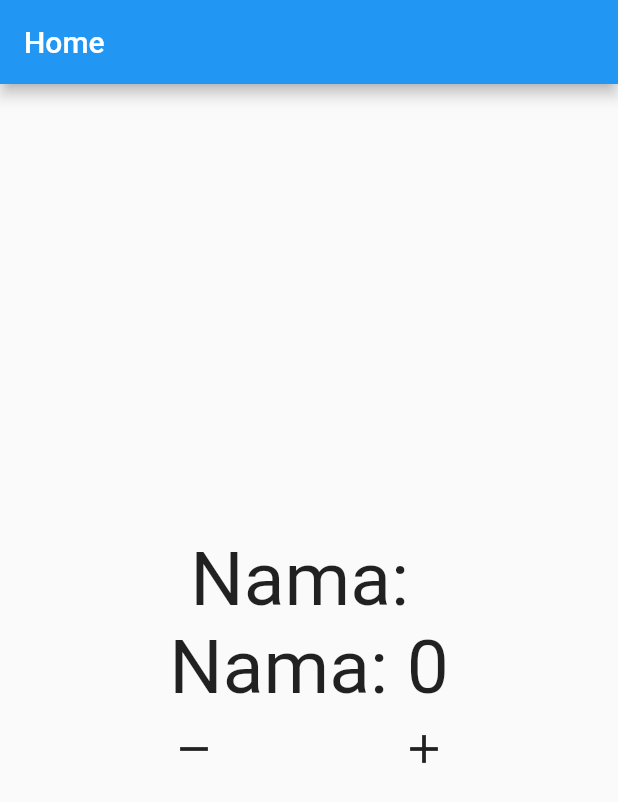
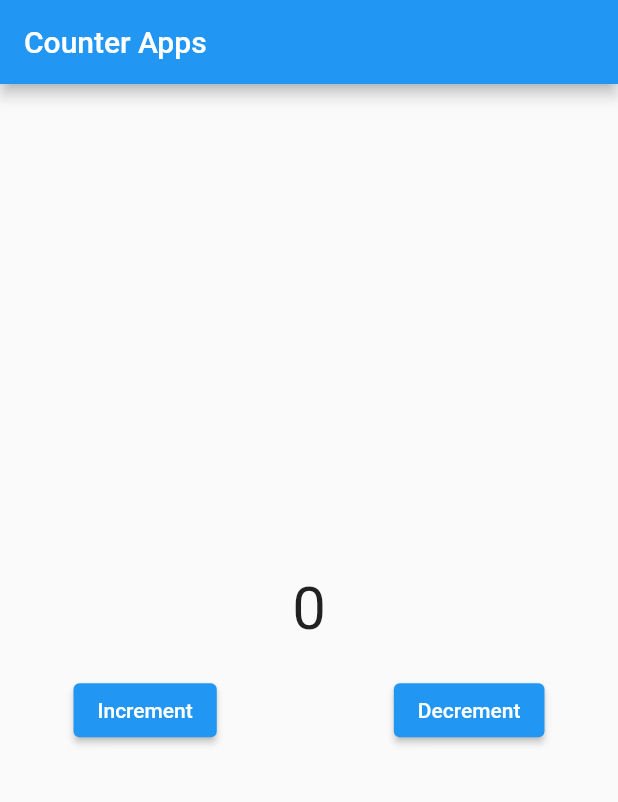
Before and after one commit to aprxty3/bloc_state_management, a Flutter app: the screen it shows after launch, on a phone screen of 412 x 824 dp. Shown: the top 802 px of the screen. Run offline on Flutter 3.47's test engine with Material 2 defaults, Android fonts, the phone set to English and light mode, and no system bars; our stand-ins replace bloc, flutter_bloc.

Commit message:
implement bloc with enum class

```diff
--- /dev/null
+++ b/lib/bloc/counter/counter_bloc.dart
@@ -0,0 +1,20 @@
+import 'package:bloc/bloc.dart';
+
+enum CounterEvent { increment, decrement }
+
+class CounterBloc extends Bloc<CounterEvent, int> {
+  CounterBloc() : super(0) {
+    on<CounterEvent>(
+      (event, emit) {
+        switch (event) {
+          case CounterEvent.increment:
+            emit(state + 1);
+            break;
+          case CounterEvent.decrement:
+            emit(state - 1);
+            break;
+        }
+      },
+    );
+  }
+}
--- a/lib/main.dart
+++ b/lib/main.dart
@@ -1,3 +1,4 @@
+import 'package:bloc_state_management/page/enum_class.dart';
 import 'package:bloc_state_management/page/pagepage.dart';
 import 'package:flutter/material.dart';
 import 'package:flutter_bloc/flutter_bloc.dart';
@@ -11,11 +12,8 @@ class MyApp extends StatelessWidget {
 
   @override
   Widget build(BuildContext context) {
-    return MaterialApp(
-      home: BlocProvider(
-        create: (context) => UserBloc(),
-        child: const PagePage(),
-      ),
+    return const MaterialApp(
+      home: EnumClass(),
     );
   }
 }
--- /dev/null
+++ b/lib/page/enum_class.dart
@@ -0,0 +1,56 @@
+import 'package:bloc_state_management/bloc/counter/counter_bloc.dart';
+import 'package:flutter/material.dart';
+import 'package:flutter_bloc/flutter_bloc.dart';
+
+class EnumClass extends StatelessWidget {
+  const EnumClass({super.key});
+
+  @override
+  Widget build(BuildContext context) {
+    final CounterBloc counterB = CounterBloc();
+    return Scaffold(
+      appBar: AppBar(
+        title: const Text('Counter Apps'),
+      ),
+      body: Center(
+        child: Column(
+          mainAxisAlignment: MainAxisAlignment.center,
+          children: [
+            BlocBuilder<CounterBloc, int>(
+              bloc: counterB,
+              builder: (context, state) {
+                return Text(
+                  '$state',
+                  style: TextStyle(fontSize: 40),
+                );
+              },
+            ),
+            const SizedBox(
+              height: 20,
+            ),
+            Row(
+              mainAxisAlignment: MainAxisAlignment.spaceEvenly,
+              children: [
+                ElevatedButton(
+                  onPressed: () {
+                    counterB.add(CounterEvent.increment);
+                  },
+                  child: const Text('Increment'),
+                ),
+                const SizedBox(
+                  width: 20,
+                ),
+                ElevatedButton(
+                  onPressed: () {
+                    counterB.add(CounterEvent.decrement);
+                  },
+                  child: const Text('Decrement'),
+                ),
+              ],
+            )
+          ],
+        ),
+      ),
+    );
+  }
+}
```
Also changed, not shown: 1 other file.
